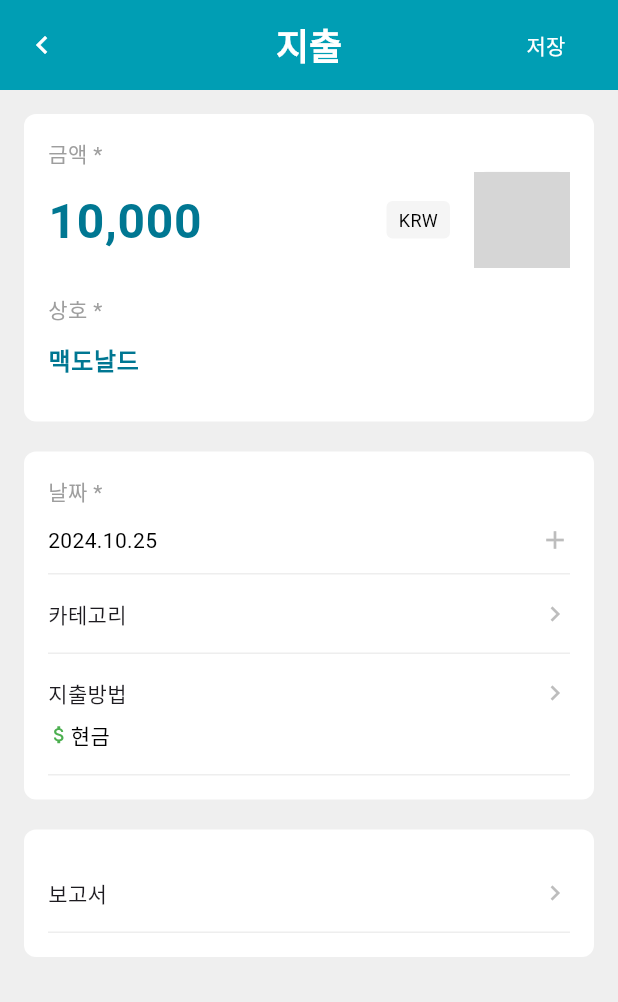
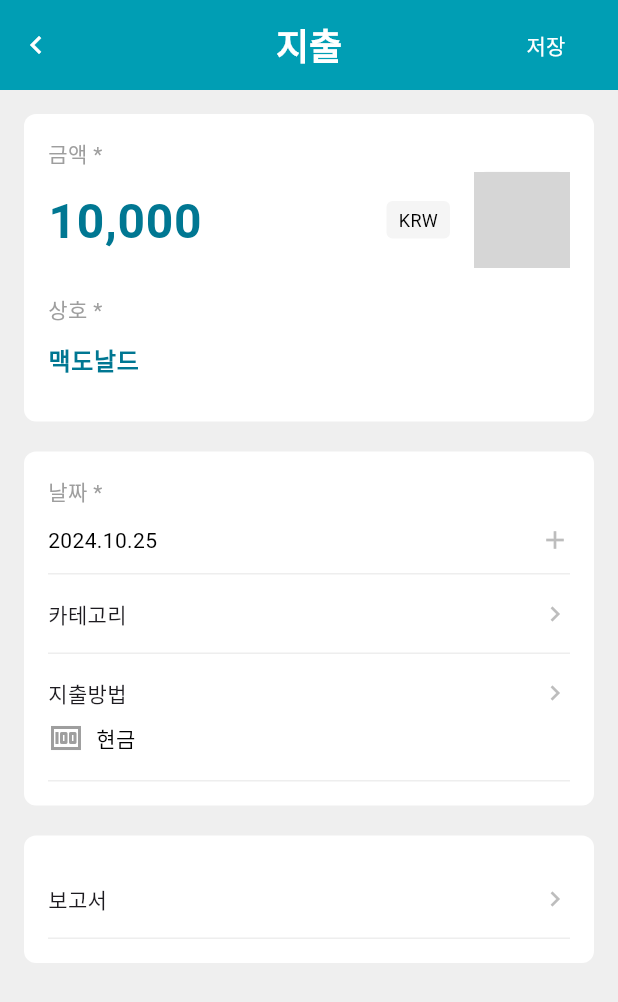
Before and after one commit to THePhanT00M/shcrm, a Flutter app: the ReceiptRegistrationScreen screen opened directly, on a phone screen of 412 x 824 dp. Shown: the top 1002 px of the screen. Run offline on Flutter 3.47's test engine with Material 3 defaults, Android fonts, the phone set to English and light mode, and no system bars; our stand-ins replace connectivity_plus, device_info_plus, firebase_core, flutter_secure_storage, flutter_svg, font_awesome_flutter and 2 more; missing offline and left inert: dart_jsonwebtoken, image_gallery_saver_plus; accounts and stored records are empty; project files that could hold a hidden picture were left out; grey boxes are pictures that could not be loaded.

```diff
--- a/lib/screens/receipt/receipt_registration_screen.dart
+++ b/lib/screens/receipt/receipt_registration_screen.dart
@@ -10,7 +10,6 @@ class ReceiptRegistrationScreen extends StatefulWidget {
 }
 
 class _ReceiptRegistrationScreenState extends State<ReceiptRegistrationScreen> {
-  // Controllers for text fields
   final TextEditingController _amountController =
       TextEditingController(text: '10,000');
   final TextEditingController _businessNameController =
@@ -18,10 +17,9 @@ class _ReceiptRegistrationScreenState extends State<ReceiptRegistrationScreen> {
   final TextEditingController _dateController =
       TextEditingController(text: '2024.10.25');
 
-  // Define the 'date' variable
   DateTime _selectedDate = DateTime(2024, 10, 25);
-
-  String _expenseMethod = '현금'; // 기본 지출 방법
+  String _expenseMethod = '현금';
+  Icon? _expenseIcon = Icon(Icons.money, color: Colors.grey);
 
   @override
   void dispose() {
@@ -31,7 +29,6 @@ class _ReceiptRegistrationScreenState extends State<ReceiptRegistrationScreen> {
     super.dispose();
   }
 
-  // Define the 'onDateSelected' method
   void _onDateSelected(DateTime selectedDate) {
     setState(() {
       _selectedDate = selectedDate;
@@ -43,20 +40,18 @@ class _ReceiptRegistrationScreenState extends State<ReceiptRegistrationScreen> {
   @override
   Widget build(BuildContext context) {
     return Scaffold(
-      // Set the background color to #efefef
       backgroundColor: Color(0xFFefefef),
-      // Custom Header
       appBar: AppBar(
         backgroundColor: Color(0xFF009EB4),
         toolbarHeight: 60,
         elevation: 0,
-        centerTitle: true, // Center the title
-        leading: Padding(
-          padding: const EdgeInsets.only(), // Adjust left padding
+        centerTitle: true,
+        leading: Container(
+          alignment: Alignment.centerLeft,
           child: IconButton(
             icon: Icon(Icons.chevron_left, size: 24, color: Colors.white),
             onPressed: () {
-              // Handle back action
+              // 뒤로가기 액션 처리
               Navigator.pop(context);
             },
           ),
@@ -68,7 +63,7 @@ class _ReceiptRegistrationScreenState extends State<ReceiptRegistrationScreen> {
         ),
         actions: [
           Padding(
-            padding: const EdgeInsets.only(right: 16.0), // Adjust right padding
+            padding: const EdgeInsets.only(right: 16.0),
             child: TextButton(
               onPressed: () {
                 // Handle save action
@@ -92,12 +87,10 @@ class _ReceiptRegistrationScreenState extends State<ReceiptRegistrationScreen> {
           ),
         ],
       ),
-      // Main Content
       body: SingleChildScrollView(
-        padding: EdgeInsets.all(16), // Increased padding for better spacing
+        padding: EdgeInsets.all(16),
         child: Column(
           children: [
-            // Amount & Business Name Section
             Container(
               padding: EdgeInsets.all(16),
               decoration: BoxDecoration(
@@ -106,9 +99,6 @@ class _ReceiptRegistrationScreenState extends State<ReceiptRegistrationScreen> {
               ),
               margin: EdgeInsets.only(bottom: 20),
               child: Column(
-                children: [
-                  // Amount Field
-                  Column(
                 crossAxisAlignment: CrossAxisAlignment.start,
                 children: [
                   Text(
@@ -135,8 +125,7 @@ class _ReceiptRegistrationScreenState extends State<ReceiptRegistrationScreen> {
                           ),
                         ),
                       ),
-                          SizedBox(width: 16), // Increased spacing
-                          // KRW Label with Image
+                      SizedBox(width: 16),
                       Row(
                         children: [
                           Container(
@@ -148,16 +137,11 @@ class _ReceiptRegistrationScreenState extends State<ReceiptRegistrationScreen> {
                             ),
                             child: Text(
                               'KRW',
-                                  style: TextStyle(
-                                    fontSize: 12,
-                                    color: Colors.black,
+                              style:
+                                  TextStyle(fontSize: 12, color: Colors.black),
                             ),
                           ),
-                              ),
-                              SizedBox(
-                                  width:
-                                      16), // Increased spacing between KRW and image
-                              // Image next to KRW
+                          SizedBox(width: 16),
                           Container(
                             width: 64,
                             height: 64,
@@ -169,11 +153,8 @@ class _ReceiptRegistrationScreenState extends State<ReceiptRegistrationScreen> {
                               'assets/images/placeholder.png',
                               fit: BoxFit.cover,
                               errorBuilder: (context, error, stackTrace) {
-                                    return Icon(
-                                      Icons.image,
-                                      size: 40,
-                                      color: Colors.grey[400],
-                                    );
+                                return Icon(Icons.image,
+                                    size: 40, color: Colors.grey[400]);
                               },
                             ),
                           ),
@@ -181,13 +162,7 @@ class _ReceiptRegistrationScreenState extends State<ReceiptRegistrationScreen> {
                       ),
                     ],
                   ),
-                    ],
-                  ),
                   SizedBox(height: 16),
-                  // Business Name Field
-                  Column(
-                    crossAxisAlignment: CrossAxisAlignment.start,
-                    children: [
                   Text(
                     '상호 *',
                     style: TextStyle(
@@ -209,10 +184,7 @@ class _ReceiptRegistrationScreenState extends State<ReceiptRegistrationScreen> {
                   ),
                 ],
               ),
-                ],
             ),
-            ),
-            // Date, Policy, Category, Expense Method Section
             Container(
               padding: EdgeInsets.all(16),
               decoration: BoxDecoration(
@@ -221,49 +193,25 @@ class _ReceiptRegistrationScreenState extends State<ReceiptRegistrationScreen> {
               ),
               margin: EdgeInsets.only(bottom: 20),
               child: Column(
-                children: [
-                  // Modified Date Field
-                  Column(
                 crossAxisAlignment: CrossAxisAlignment.start,
                 children: [
                   Text(
                     '날짜 *',
-                        style: TextStyle(
-                          fontSize: 14,
-                          color: Colors.grey[500],
-                        ),
+                    style: TextStyle(fontSize: 14, color: Colors.grey[500]),
                   ),
                   GestureDetector(
                     onTap: () async {
                       DateTime? selectedDate = await showDatePicker(
                         context: context,
-                            initialDate:
-                                _selectedDate, // Use the defined 'date'
+                        initialDate: _selectedDate,
                         firstDate: DateTime(2000),
                         lastDate: DateTime(2101),
-                            initialEntryMode: DatePickerEntryMode.calendarOnly,
                         builder: (BuildContext context, Widget? child) {
                           return Theme(
                             data: Theme.of(context).copyWith(
-                                  inputDecorationTheme: InputDecorationTheme(
-                                    border: UnderlineInputBorder(
-                                      borderSide: BorderSide(
-                                        width: 0.5,
-                                        color: Colors.blue,
-                                      ),
-                                    ),
-                                  ),
                               colorScheme: ColorScheme.light(
                                 onPrimary: Colors.white,
                                 primary: Colors.blue,
-                                    background: Colors.white,
-                                  ),
-                                  datePickerTheme: DatePickerThemeData(
-                                    headerBackgroundColor: Colors.blue,
-                                    backgroundColor: Colors.white,
-                                    headerForegroundColor: Colors.white,
-                                    surfaceTintColor: Colors.white,
-                                    dividerColor: Colors.blue,
                               ),
                             ),
                             child: child!,
@@ -273,8 +221,7 @@ class _ReceiptRegistrationScreenState extends State<ReceiptRegistrationScreen> {
 
                       if (selectedDate != null &&
                           selectedDate != _selectedDate) {
-                            _onDateSelected(
-                                selectedDate); // Call the defined method
+                        _onDateSelected(selectedDate);
                       }
                     },
                     child: Container(
@@ -298,16 +245,10 @@ class _ReceiptRegistrationScreenState extends State<ReceiptRegistrationScreen> {
                                   : Colors.grey,
                             ),
                           ),
-                              Icon(
-                                Icons.add, // Changed icon from calendar to plus
-                                color: Colors.grey[400],
-                                size: 20,
-                              ),
+                          Icon(Icons.add, color: Colors.grey[400], size: 20),
                         ],
                       ),
                     ),
-                      ),
-                    ],
                   ),
                   OptionTile(
                     title: '카테고리',
@@ -320,24 +261,16 @@ class _ReceiptRegistrationScreenState extends State<ReceiptRegistrationScreen> {
                     trailing: Row(
                       mainAxisSize: MainAxisSize.min,
                       children: [
-                        Icon(
-                          Icons.attach_money,
-                          color: Colors.green,
-                          size: 15,
-                        ),
-                        //SizedBox(width: 8),
+                        if (_expenseIcon != null) _expenseIcon!,
+                        SizedBox(width: 8),
                         Text(
                           _expenseMethod,
-                          style: TextStyle(
-                            fontSize: 14,
-                            color: Colors.black,
-                          ),
+                          style: TextStyle(fontSize: 14, color: Colors.black),
                         ),
                       ],
                     ),
                     onTap: () async {
-                      // 지출방법 선택 페이지로 이동
-                      final selectedMethod = await Navigator.push(
+                      final selectedData = await Navigator.push(
                         context,
                         MaterialPageRoute(
                           builder: (context) => ExpenseMethodSelectionScreen(
@@ -346,9 +279,10 @@ class _ReceiptRegistrationScreenState extends State<ReceiptRegistrationScreen> {
                         ),
                       );
 
-                      if (selectedMethod != null) {
+                      if (selectedData != null) {
                         setState(() {
-                          _expenseMethod = selectedMethod;
+                          _expenseMethod = selectedData['method'];
+                          _expenseIcon = selectedData['icon'];
                         });
                       }
                     },
@@ -356,7 +290,6 @@ class _ReceiptRegistrationScreenState extends State<ReceiptRegistrationScreen> {
                 ],
               ),
             ),
-            // Participants & Memo Section
             Container(
               padding: EdgeInsets.all(16),
               decoration: BoxDecoration(
@@ -370,8 +303,6 @@ class _ReceiptRegistrationScreenState extends State<ReceiptRegistrationScreen> {
                 ],
               ),
             ),
-            // Footer with Switch
-            // (필요시 추가)
           ],
         ),
       ),
```
Also changed, not shown: lib/screens/receipt/expense_method_selection_screen.dart (+38 -8 lines). Lines whose indentation alone changed are shown as unchanged.
